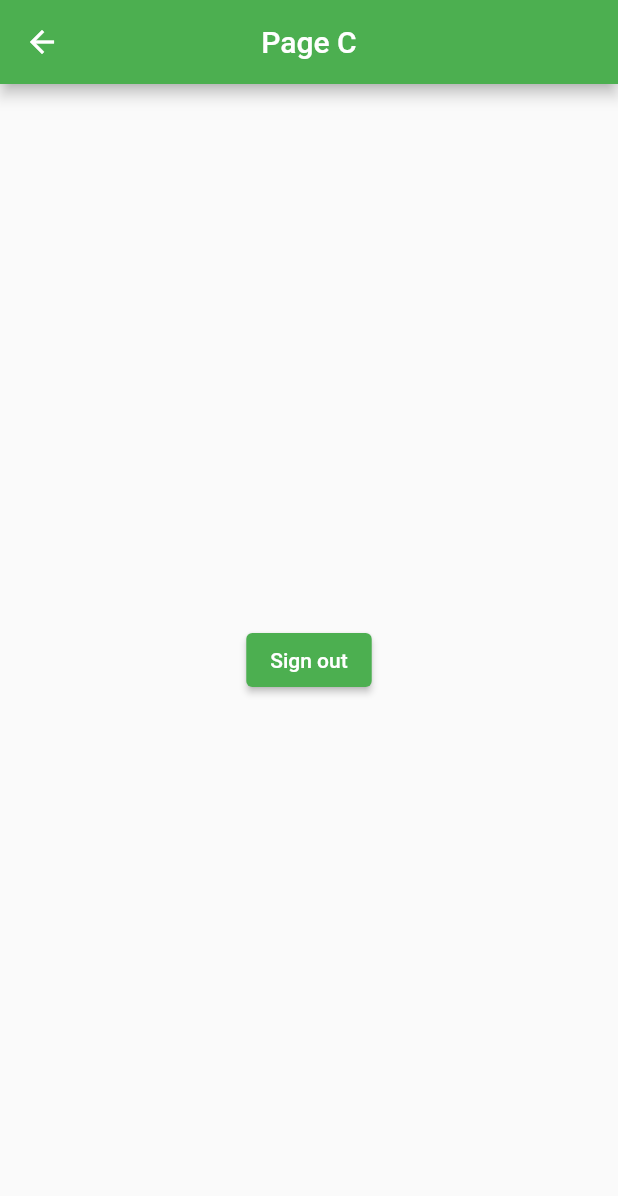
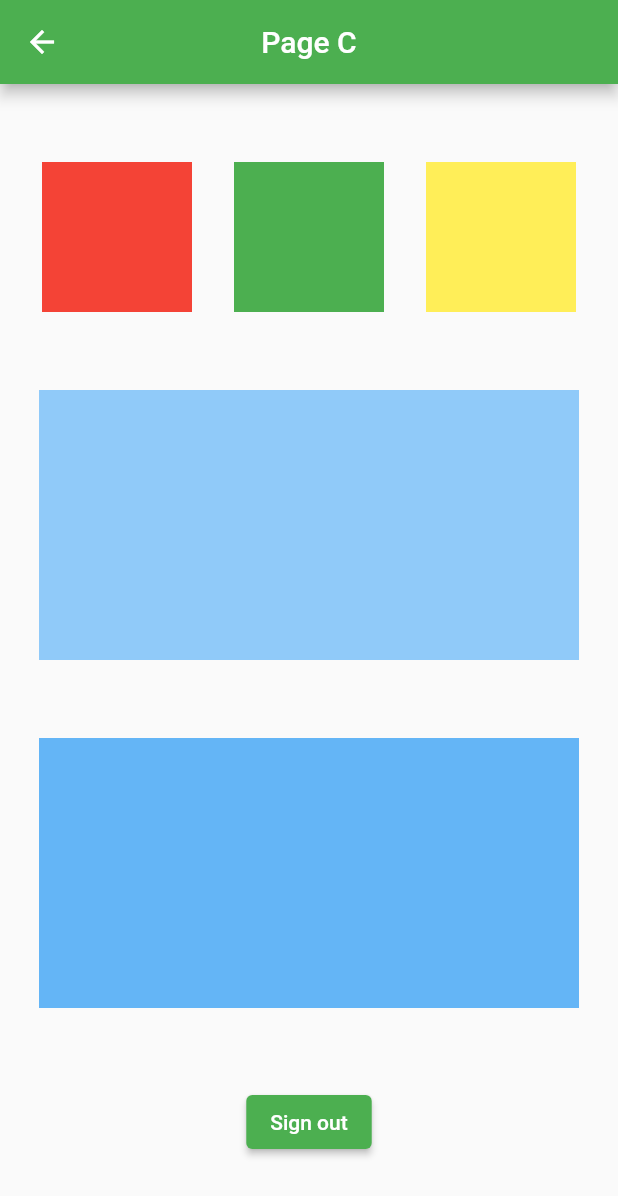
Before and after one commit to AdoboPepper/Flutter-Navigation, a Flutter app: the pageB screen opened directly, after a tap on "Page C", on a phone screen of 412 x 824 dp. Shown: the top 1196 px of the screen. Run offline on Flutter 3.47's test engine with Material 2 defaults, Android fonts, the phone set to English and light mode, and no system bars.

Commit message:
added containers to navigation panels

```diff
--- a/lib/main.dart
+++ b/lib/main.dart
@@ -171,9 +171,30 @@ class _pageAState extends State<pageA> {
         title: Text('Page A'),
       ),
       body: Center(
-          child: ElevatedButton(
-            onPressed: (){ Navigator.push(context, MaterialPageRoute(builder: (context)=>pageB())); },
-            child: Text('Page B'),)
+         child: Column(
+           mainAxisAlignment: MainAxisAlignment.spaceEvenly,
+           children: [
+             Container(
+               height: 180,
+               width: 360,
+               color : Colors.green[200],
+             ),
+             Container(
+               height: 180,
+               width: 360,
+               color : Colors.green[300],
+             ),
+             Container(
+               height: 180,
+               width: 360,
+               color : Colors.green[400],
+             ),
+             ElevatedButton(
+               onPressed: (){ Navigator.push(context, MaterialPageRoute(builder: (context)=>pageB())); },
+               child: Text('Page B'),)
+
+           ],
+         ),
       ),
     );
   }
@@ -198,9 +219,40 @@ class _pageBState extends State<pageB> {
         title: Text('Page B'),
       ),
       body: Center(
-          child: ElevatedButton(
-            onPressed: (){ Navigator.push(context, MaterialPageRoute(builder: (context)=>pageC())); },
-            child: Text('Page C'),)
+        child: Column(
+          mainAxisAlignment: MainAxisAlignment.spaceEvenly,
+          children: [
+            Container(
+              child: Center(
+                child: Row(
+                    mainAxisAlignment: MainAxisAlignment.spaceEvenly,
+                    children: [
+                      Container(
+                        height: 100,
+                        width: 100,
+                        color : Colors.red,
+                      ),
+                      Container(
+                        height: 100,
+                        width: 100,
+                        color : Colors.green,
+                      ),
+                      Container(
+                        height: 100,
+                        width: 100,
+                        color : Colors.yellow[400],
+                      ),
+                    ]
+                ),
+
+              ),
+            ),
+            ElevatedButton(
+              onPressed: (){ Navigator.push(context, MaterialPageRoute(builder: (context)=>pageC())); },
+              child: Text('Page C'),
+            ),
+          ],
+        ),
       ),
     );
   }
@@ -213,6 +265,9 @@ class pageC extends StatefulWidget {
 }
 
 class _pageCState extends State<pageC> {
+
+
+
   @override
   Widget build(BuildContext context) {
     return Scaffold(
@@ -224,9 +279,50 @@ class _pageCState extends State<pageC> {
         title: Text('Page C'),
       ),
       body: Center(
-          child: ElevatedButton(
-            onPressed: (){ Navigator.push(context, MaterialPageRoute(builder: (context)=>MyHomePage())); },
-            child: Text('Sign out'),)
+        child: Column(
+              mainAxisAlignment: MainAxisAlignment.spaceEvenly,
+              children: [
+                Container(
+                  child: Center(
+                    child: Row(
+                      mainAxisAlignment: MainAxisAlignment.spaceEvenly,
+                      children: [
+                        Container(
+                          height: 100,
+                          width: 100,
+                          color : Colors.red,
+                        ),
+                        Container(
+                          height: 100,
+                          width: 100,
+                          color : Colors.green,
+                        ),
+                        Container(
+                          height: 100,
+                          width: 100,
+                          color : Colors.yellow[400],
+                        ),
+
+                      ]
+                    ),
+                  ),
+                ),
+                Container(
+                  height: 180,
+                  width: 360,
+                  color : Colors.blue[200],
+                ),
+                Container(
+                  height: 180,
+                  width: 360,
+                  color : Colors.blue[300],
+                ),
+               ElevatedButton(
+                    onPressed: (){ Navigator.push(context, MaterialPageRoute(builder: (context)=>MyHomePage())); },
+                    child: Text('Sign out'),
+               ),
+              ],
+            ),
       ),
     );
   }
```
